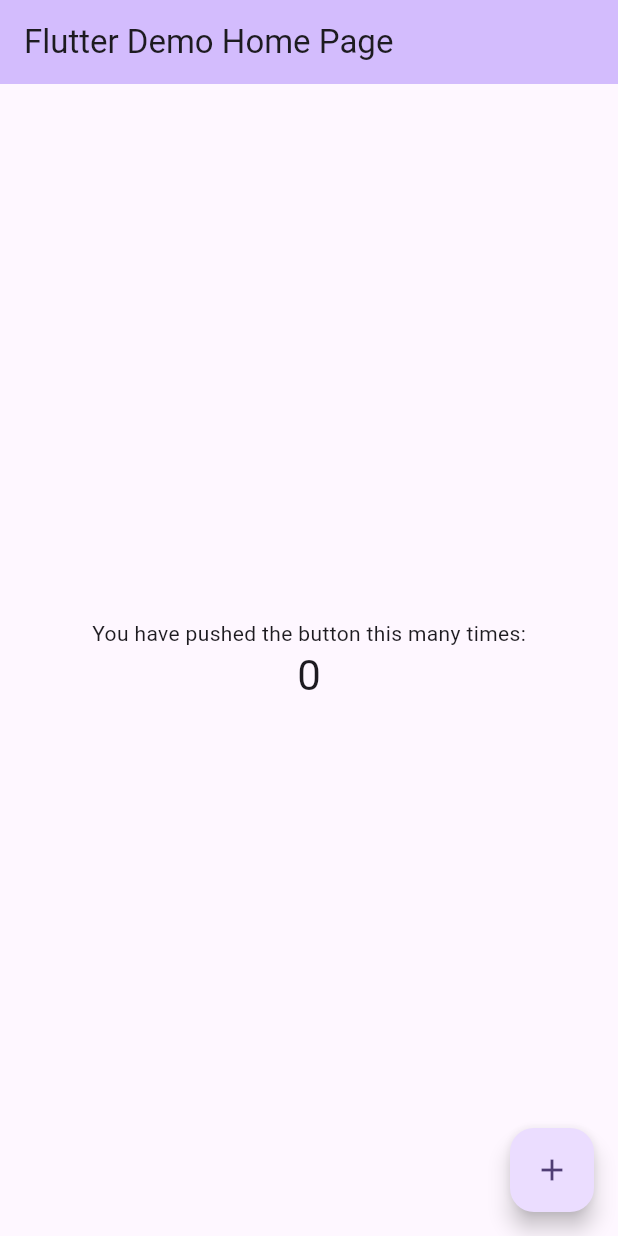
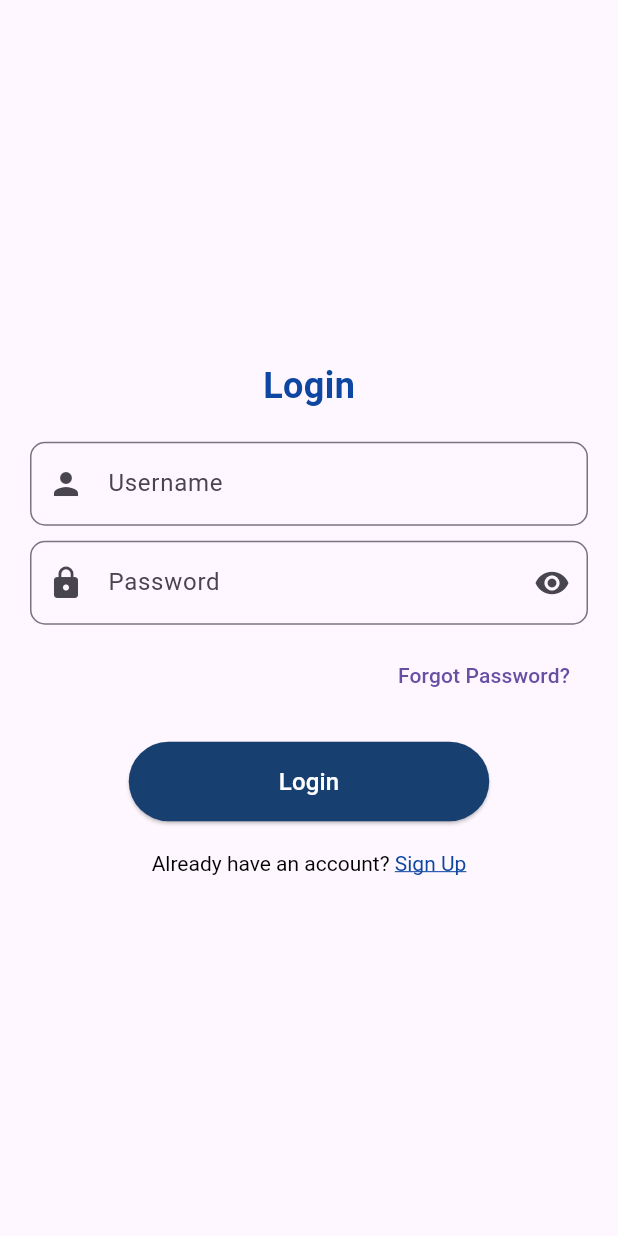
Before and after one commit to IJLadera/planma-app, a Flutter app: the screen it shows after launch, on a phone screen of 412 x 824 dp. Run offline on Flutter 3.47's test engine with Material 3 defaults, Android fonts, the phone set to English and light mode, and no system bars.

Commit message:
complete login, signup, and forgot password pages UI

```diff
--- /dev/null
+++ b/lib/authentication/log_in.dart
@@ -0,0 +1,143 @@
+import 'package:flutter/gestures.dart';
+import 'package:flutter/material.dart';
+import 'package:planma_app/authentication/forgot_password.dart';
+import 'package:planma_app/authentication/sign_up.dart';
+
+class LogIn extends StatefulWidget {
+  @override
+  _LogInState createState() => _LogInState();
+}
+
+class _LogInState extends State<LogIn> {
+  final TextEditingController userNameController = TextEditingController();
+  final TextEditingController passwordController = TextEditingController();
+
+  bool obscurePassword = true;
+
+  final _formKey = GlobalKey<FormState>();
+
+  @override
+  void dispose() {
+    userNameController.dispose();
+    passwordController.dispose();
+    super.dispose();
+  }
+
+  void _login() {
+    if (_formKey.currentState!.validate()) {
+      // Perform login logic (e.g., API call)
+      ScaffoldMessenger.of(context).showSnackBar(
+        SnackBar(content: Text("Logging in...")),
+      );
+    }
+  }
+
+  @override
+  Widget build(BuildContext context) {
+    return Scaffold(
+        body: Center(
+            child: Padding(
+      padding: const EdgeInsets.symmetric(horizontal: 20.0),
+      child: Column(
+        mainAxisAlignment: MainAxisAlignment.center,
+        children: [
+          Text(
+            'Login',
+            style: TextStyle(
+              fontSize: 24,
+              fontWeight: FontWeight.bold,
+              color: Colors.blue[900],
+            ),
+          ),
+          SizedBox(height: 20),
+          TextFormField(
+            controller: userNameController,
+            decoration: InputDecoration(
+              labelText: 'Username',
+              prefixIcon: Icon(Icons.person),
+              border: OutlineInputBorder(
+                borderRadius: BorderRadius.circular(10),
+              ),
+            ),
+            validator: (value) =>
+                value!.isEmpty ? 'Please enter your username' : null,
+          ),
+          SizedBox(height: 10),
+          TextFormField(
+            controller: passwordController,
+            obscureText: obscurePassword,
+            decoration: InputDecoration(
+              labelText: 'Password',
+              prefixIcon: Icon(Icons.lock),
+              border: OutlineInputBorder(
+                borderRadius: BorderRadius.circular(10),
+              ),
+              suffixIcon: IconButton(
+                icon: Icon(
+                    obscurePassword ? Icons.visibility : Icons.visibility_off),
+                onPressed: () {
+                  setState(() {
+                    obscurePassword = !obscurePassword;
+                  });
+                },
+              ),
+            ),
+            validator: (value) =>
+                value!.isEmpty ? 'Please enter your password' : null,
+          ),
+          SizedBox(height: 10),
+          Align(
+            alignment: Alignment.centerRight,
+            child: TextButton(
+              onPressed: () {
+                Navigator.push(
+                  context,
+                  MaterialPageRoute(builder: (context) => ForgotPassword()),
+                );
+              },
+              child: Text('Forgot Password?'),
+            ),
+          ),
+          SizedBox(height: 20),
+          ElevatedButton(
+            onPressed: _login,
+            style: ElevatedButton.styleFrom(
+              padding: EdgeInsets.symmetric(horizontal: 100, vertical: 15),
+              backgroundColor: Color(0xFF173F70),
+            ),
+            child: Text(
+              'Login',
+              style: TextStyle(
+                fontSize: 16,
+                color: Colors.white,
+              ),
+            ),
+          ),
+          SizedBox(height: 20),
+          RichText(
+            text: TextSpan(
+              text: 'Already have an account? ',
+              style: TextStyle(color: Colors.black),
+              children: <TextSpan>[
+                TextSpan(
+                  text: 'Sign Up',
+                  style: TextStyle(
+                    color: Colors.blue[900],
+                    decoration: TextDecoration.underline,
+                  ),
+                  recognizer: TapGestureRecognizer()
+                    ..onTap = () {
+                      Navigator.push(
+                        context,
+                        MaterialPageRoute(builder: (context) => SignUp()),
+                      );
+                    },
+                ),
+              ],
+            ),
+          )
+        ],
+      ),
+    )));
+  }
+}
--- a/lib/main.dart
+++ b/lib/main.dart
@@ -1,125 +1,17 @@
 import 'package:flutter/material.dart';
+import 'package:planma_app/authentication/log_in.dart';
+import 'package:planma_app/authentication/sign_up.dart';
 
 void main() {
-  runApp(const MyApp());
+  runApp(MyApp());
 }
 
 class MyApp extends StatelessWidget {
-  const MyApp({super.key});
-
-  // This widget is the root of your application.
   @override
   Widget build(BuildContext context) {
     return MaterialApp(
-      title: 'Flutter Demo',
-      theme: ThemeData(
-        // This is the theme of your application.
-        //
-        // TRY THIS: Try running your application with "flutter run". You'll see
-        // the application has a purple toolbar. Then, without quitting the app,
-        // try changing the seedColor in the colorScheme below to Colors.green
-        // and then invoke "hot reload" (save your changes or press the "hot
-        // reload" button in a Flutter-supported IDE, or press "r" if you used
-        // the command line to start the app).
-        //
-        // Notice that the counter didn't reset back to zero; the application
-        // state is not lost during the reload. To reset the state, use hot
-        // restart instead.
-        //
-        // This works for code too, not just values: Most code changes can be
-        // tested with just a hot reload.
-        colorScheme: ColorScheme.fromSeed(seedColor: Colors.deepPurple),
-        useMaterial3: true,
-      ),
-      home: const MyHomePage(title: 'Flutter Demo Home Page'),
+      home: LogIn(),
+      debugShowCheckedModeBanner: false,
     );
   }
 }
-
-class MyHomePage extends StatefulWidget {
-  const MyHomePage({super.key, required this.title});
-
-  // This widget is the home page of your application. It is stateful, meaning
-  // that it has a State object (defined below) that contains fields that affect
-  // how it looks.
-
-  // This class is the configuration for the state. It holds the values (in this
-  // case the title) provided by the parent (in this case the App widget) and
-  // used by the build method of the State. Fields in a Widget subclass are
-  // always marked "final".
-
-  final String title;
-
-  @override
-  State<MyHomePage> createState() => _MyHomePageState();
-}
-
-class _MyHomePageState extends State<MyHomePage> {
-  int _counter = 0;
-
-  void _incrementCounter() {
-    setState(() {
-      // This call to setState tells the Flutter framework that something has
-      // changed in this State, which causes it to rerun the build method below
-      // so that the display can reflect the updated values. If we changed
-      // _counter without calling setState(), then the build method would not be
-      // called again, and so nothing would appear to happen.
-      _counter++;
-    });
-  }
-
-  @override
-  Widget build(BuildContext context) {
-    // This method is rerun every time setState is called, for instance as done
-    // by the _incrementCounter method above.
-    //
-    // The Flutter framework has been optimized to make rerunning build methods
-    // fast, so that you can just rebuild anything that needs updating rather
-    // than having to individually change instances of widgets.
-    return Scaffold(
-      appBar: AppBar(
-        // TRY THIS: Try changing the color here to a specific color (to
-        // Colors.amber, perhaps?) and trigger a hot reload to see the AppBar
-        // change color while the other colors stay the same.
-        backgroundColor: Theme.of(context).colorScheme.inversePrimary,
-        // Here we take the value from the MyHomePage object that was created by
-        // the App.build method, and use it to set our appbar title.
-        title: Text(widget.title),
-      ),
-      body: Center(
-        // Center is a layout widget. It takes a single child and positions it
-        // in the middle of the parent.
-        child: Column(
-          // Column is also a layout widget. It takes a list of children and
-          // arranges them vertically. By default, it sizes itself to fit its
-          // children horizontally, and tries to be as tall as its parent.
-          //
-          // Column has various properties to control how it sizes itself and
-          // how it positions its children. Here we use mainAxisAlignment to
-          // center the children vertically; the main axis here is the vertical
-          // axis because Columns are vertical (the cross axis would be
-          // horizontal).
-          //
-          // TRY THIS: Invoke "debug painting" (choose the "Toggle Debug Paint"
-          // action in the IDE, or press "p" in the console), to see the
-          // wireframe for each widget.
-          mainAxisAlignment: MainAxisAlignment.center,
-          children: <Widget>[
-            const Text(
-              'You have pushed the button this many times:',
-            ),
-            Text(
-              '$_counter',
-              style: Theme.of(context).textTheme.headlineMedium,
-            ),
-          ],
-        ),
-      ),
-      floatingActionButton: FloatingActionButton(
-        onPressed: _incrementCounter,
-        tooltip: 'Increment',
-        child: const Icon(Icons.add),
-      ), // This trailing comma makes auto-formatting nicer for build methods.
-    );
-  }
-}
--- a/pubspec.yaml
+++ b/pubspec.yaml
@@ -30,7 +30,7 @@ environment:
 dependencies:
   flutter:
     sdk: flutter
-
+  http: ^1.1.0
 
   # The following adds the Cupertino Icons font to your application.
   # Use with the CupertinoIcons class for iOS style icons.
```
Also changed, not shown: lib/authentication/forgot_password.dart (added, +103 -0 lines), lib/authentication/sign_up.dart (added, +214 -0 lines), pubspec.lock, 1 other file.
